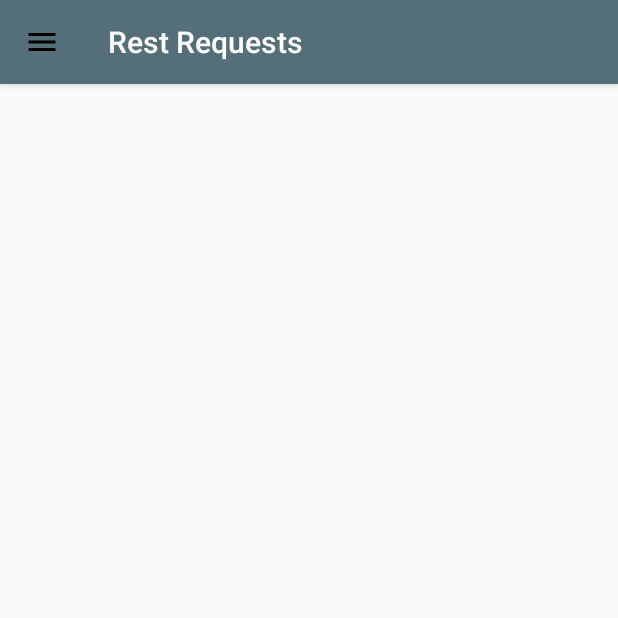
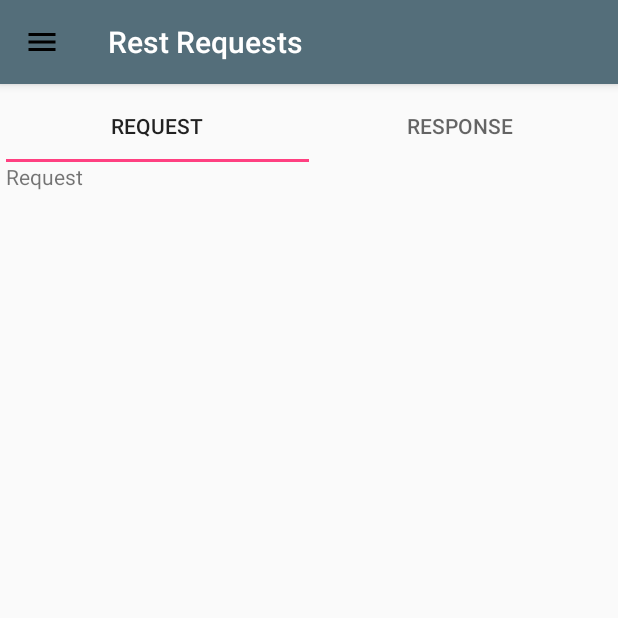
Before and after one commit to tarunsingh070/DjangoRestClient, an Android app: the screen it shows after launch (HomeActivity), on a phone screen of 412 x 824 dp, the top half of it. Run offline under Robolectric (Android 15) with nearby library versions, the phone set to English and light mode, and no system bars.

Commit message:
Add Rest calls screen.
1) Added RestCallsFragment, RequestFragment and ResponseFragment where RestCallsFragment is the parent of RequestFragment and ResponseFragment.

2) RequestFragment and ResponseFragment only have a dummy implementation at this point.

```diff
--- a/app/build.gradle
+++ b/app/build.gradle
@@ -23,6 +23,7 @@ dependencies {
     implementation 'com.android.support:appcompat-v7:26.1.0'
     implementation 'com.android.support:design:26.1.0'
     implementation 'com.android.support.constraint:constraint-layout:1.0.2'
+    implementation 'com.android.support:support-v4:26.1.0'
     testImplementation 'junit:junit:4.12'
     androidTestImplementation 'com.android.support.test:runner:1.0.1'
     androidTestImplementation 'com.android.support.test.espresso:espresso-core:3.0.1'
--- a/app/src/main/AndroidManifest.xml
+++ b/app/src/main/AndroidManifest.xml
@@ -9,7 +9,7 @@
         android:roundIcon="@mipmap/ic_launcher_round"
         android:supportsRtl="true"
         android:theme="@style/AppTheme">
-        <activity android:name=".HomeActivity">
+        <activity android:name=".activity.HomeActivity">
             <intent-filter>
                 <action android:name="android.intent.action.MAIN" />
 
--- a/app/src/main/java/tarun/djangorestclient/com/djangorestclient/HomeActivity.java
+++ b/app/src/main/java/tarun/djangorestclient/com/djangorestclient/activity/HomeActivity.java
@@ -1,18 +1,25 @@
-package tarun.djangorestclient.com.djangorestclient;
+package tarun.djangorestclient.com.djangorestclient.activity;
 
+import android.os.Bundle;
 import android.support.design.widget.NavigationView;
+import android.support.v4.app.Fragment;
+import android.support.v4.app.FragmentManager;
 import android.support.v4.view.GravityCompat;
 import android.support.v4.widget.DrawerLayout;
 import android.support.v7.app.ActionBar;
 import android.support.v7.app.AppCompatActivity;
-import android.os.Bundle;
 import android.view.MenuItem;
 import android.view.View;
+
+import tarun.djangorestclient.com.djangorestclient.R;
+import tarun.djangorestclient.com.djangorestclient.fragment.RestCallsFragment;
 
 /**
  * This is the home activity which would allow user to navigate to other screens through its navigation drawer.
  */
 public class HomeActivity extends AppCompatActivity {
+
+    private static final String TAG = HomeActivity.class.getSimpleName();
 
     private DrawerLayout mDrawerLayout;
     private NavigationView navigationView;
@@ -89,16 +96,41 @@ public class HomeActivity extends AppCompatActivity {
                         // close drawer when item is tapped
                         mDrawerLayout.closeDrawers();
 
-                        // Add code here to update the UI based on the item selected
-                        // For example, swap UI fragments here
+                        // Swap the fragments to update the UI based on the item selected.
+
+                        Fragment fragment = null;
+
+                        switch (menuItem.getItemId()) {
+                            case R.id.nav_rest_calls :
+                                fragment = RestCallsFragment.newInstance();
+                                break;
+                            case R.id.nav_settings :
+                                // Todo: Implement Settings fragment.
+//                                fragment = new SettingsFragment();
+                                break;
+                            case R.id.nav_about :
+                                // Todo: Implement About fragment.
+//                                fragment = new AboutFragment();
+                                break;
+                            case R.id.nav_rate_app :
+                                // Todo: Implement RateApp fragment.
+//                                fragment = new RateAppFragment();
+                                break;
+                            default :
+                                throw new IllegalArgumentException(TAG);
+                        }
+
+                        if (fragment != null) {
+                            FragmentManager fragmentManager = getSupportFragmentManager();
+                            fragmentManager.beginTransaction().replace(R.id.content_frame, fragment).commit();
+                        }
 
                         return true;
                     }
                 });
 
-        // Set the Rest Calls menu item as checked by default and set activity title accordingly.
-        navigationView.setCheckedItem(R.id.nav_rest_calls);
-        setTitle(navigationView.getMenu().findItem(R.id.nav_rest_calls).getTitle());
+        // Select the Rest Calls menu item in the navigation menu by default.
+        navigationView.getMenu().performIdentifierAction(R.id.nav_rest_calls, 0);
     }
 
     @Override
--- /dev/null
+++ b/app/src/main/java/tarun/djangorestclient/com/djangorestclient/adapter/RequestResponsePagerAdapter.java
@@ -0,0 +1,48 @@
+package tarun.djangorestclient.com.djangorestclient.adapter;
+
+import android.support.v4.app.Fragment;
+import android.support.v4.app.FragmentManager;
+import android.support.v4.app.FragmentPagerAdapter;
+
+import tarun.djangorestclient.com.djangorestclient.fragment.RequestFragment;
+import tarun.djangorestclient.com.djangorestclient.fragment.ResponseFragment;
+
+/**
+ * Adapter class for the viewpager displaying the Request and Response Fragments in adjacent tabs.
+ */
+
+public class RequestResponsePagerAdapter extends FragmentPagerAdapter {
+
+    private static final int NUM_TABS = 2;
+
+    private static final String TAG = RequestResponsePagerAdapter.class.getSimpleName();
+
+    public RequestResponsePagerAdapter(FragmentManager fm) {
+        super(fm);
+    }
+
+    @Override
+    public int getCount() {
+        return NUM_TABS;
+    }
+
+    @Override
+    public Fragment getItem(int position) {
+        if (position == 0) {
+            return RequestFragment.newInstance();
+        } else {
+            return ResponseFragment.newInstance();
+        }
+    }
+
+    // This determines the title for each tab.
+    @Override
+    public CharSequence getPageTitle(int position) {
+        // Generate title based on TAB position
+        if (position == 0) {
+            return RequestFragment.TITLE;
+        } else {
+            return ResponseFragment.TITLE;
+        }
+    }
+}
--- /dev/null
+++ b/app/src/main/java/tarun/djangorestclient/com/djangorestclient/fragment/RequestFragment.java
@@ -0,0 +1,47 @@
+package tarun.djangorestclient.com.djangorestclient.fragment;
+
+
+import android.os.Bundle;
+import android.support.v4.app.Fragment;
+import android.view.LayoutInflater;
+import android.view.View;
+import android.view.ViewGroup;
+
+import tarun.djangorestclient.com.djangorestclient.R;
+
+/**
+ * Dummy fragment for making the REST requests.
+ */
+// TODO: Implement functionality.
+public class RequestFragment extends Fragment {
+
+    public static final String TITLE = "Request";
+
+    private static final String TAG = RequestFragment.class.getSimpleName();
+
+    public RequestFragment() {
+        // Required empty public constructor
+    }
+
+    /**
+     * Use this factory method to create a new instance of
+     * this fragment.
+     * @return A new instance of fragment RequestFragment.
+     */
+    public static RequestFragment newInstance() {
+        return new RequestFragment();
+    }
+
+    @Override
+    public void onCreate(Bundle savedInstanceState) {
+        super.onCreate(savedInstanceState);
+    }
+
+    @Override
+    public View onCreateView(LayoutInflater inflater, ViewGroup container,
+                             Bundle savedInstanceState) {
+        // Inflate the layout for this fragment
+        return inflater.inflate(R.layout.fragment_request, container, false);
+    }
+
+}
--- /dev/null
+++ b/app/src/main/java/tarun/djangorestclient/com/djangorestclient/fragment/ResponseFragment.java
@@ -0,0 +1,47 @@
+package tarun.djangorestclient.com.djangorestclient.fragment;
+
+
+import android.os.Bundle;
+import android.support.v4.app.Fragment;
+import android.view.LayoutInflater;
+import android.view.View;
+import android.view.ViewGroup;
+
+import tarun.djangorestclient.com.djangorestclient.R;
+
+/**
+ * Dummy fragment for displaying the REST response.
+ */
+// TODO: Implement functionality.
+public class ResponseFragment extends Fragment {
+
+    public static final String TITLE = "Response";
+
+    private static final String TAG = ResponseFragment.class.getSimpleName();
+
+    public ResponseFragment() {
+        // Required empty public constructor
+    }
+
+    /**
+     * Use this factory method to create a new instance of
+     * this fragment.
+     * @return A new instance of fragment ResponseFragment.
+     */
+    public static ResponseFragment newInstance() {
+        return new ResponseFragment();
+    }
+
+    @Override
+    public void onCreate(Bundle savedInstanceState) {
+        super.onCreate(savedInstanceState);
+    }
+
+    @Override
+    public View onCreateView(LayoutInflater inflater, ViewGroup container,
+                             Bundle savedInstanceState) {
+        // Inflate the layout for this fragment
+        return inflater.inflate(R.layout.fragment_response, container, false);
+    }
+
+}
--- /dev/null
+++ b/app/src/main/java/tarun/djangorestclient/com/djangorestclient/fragment/RestCallsFragment.java
@@ -0,0 +1,60 @@
+package tarun.djangorestclient.com.djangorestclient.fragment;
+
+
+import android.os.Bundle;
+import android.support.design.widget.TabLayout;
+import android.support.v4.app.Fragment;
+import android.support.v4.view.ViewPager;
+import android.view.LayoutInflater;
+import android.view.View;
+import android.view.ViewGroup;
+
+import tarun.djangorestclient.com.djangorestclient.adapter.RequestResponsePagerAdapter;
+import tarun.djangorestclient.com.djangorestclient.R;
+
+/**
+ * This fragment shows the Request and Response screens in a tabular fashion for the user to make requests and view responses.
+ */
+public class RestCallsFragment extends Fragment {
+
+    private static final String TAG = RestCallsFragment.class.getSimpleName();
+
+    public RestCallsFragment() {
+        // Required empty public constructor
+    }
+
+    /**
+     * Use this factory method to create a new instance of
+     * this fragment.
+     * @return A new instance of fragment RestCallsFragment.
+     */
+    public static RestCallsFragment newInstance() {
+        return new RestCallsFragment();
+    }
+
+    @Override
+    public void onCreate(Bundle savedInstanceState) {
+        super.onCreate(savedInstanceState);
+    }
+
+    @Override
+    public View onCreateView(LayoutInflater inflater, ViewGroup container,
+                             Bundle savedInstanceState) {
+        // Inflate the layout for this fragment
+        View rootView = inflater.inflate(R.layout.fragment_rest_calls, container, false);
+
+        // Pass in the childFragmentManager instead of the fragmentManager because here we have a
+        // view pager based fragment showing nested fragments into it.
+        RequestResponsePagerAdapter requestResponsePagerAdapter = new RequestResponsePagerAdapter(getChildFragmentManager());
+
+        ViewPager restViewPager = rootView.findViewById(R.id.restViewPager);
+        restViewPager.setAdapter(requestResponsePagerAdapter);
+
+        // Give the TabLayout the ViewPager
+        TabLayout tabLayout = rootView.findViewById(R.id.layout_tabs);
+        tabLayout.setupWithViewPager(restViewPager);
+
+        return rootView;
+    }
+
+}
--- /dev/null
+++ b/app/src/main/res/layout/fragment_request.xml
@@ -0,0 +1,13 @@
+<LinearLayout xmlns:android="http://schemas.android.com/apk/res/android"
+    xmlns:tools="http://schemas.android.com/tools"
+    android:layout_width="match_parent"
+    android:layout_height="match_parent"
+    tools:context="tarun.djangorestclient.com.djangorestclient.fragment.RequestFragment">
+
+    <!-- TODO: Update blank fragment layout -->
+    <TextView
+        android:layout_width="match_parent"
+        android:layout_height="match_parent"
+        android:text="Request" />
+
+</LinearLayout>
--- /dev/null
+++ b/app/src/main/res/layout/fragment_response.xml
@@ -0,0 +1,14 @@
+<LinearLayout xmlns:android="http://schemas.android.com/apk/res/android"
+    xmlns:tools="http://schemas.android.com/tools"
+    android:layout_width="match_parent"
+    android:layout_height="match_parent"
+    android:orientation="horizontal"
+    tools:context="tarun.djangorestclient.com.djangorestclient.fragment.ResponseFragment">
+
+    <!-- TODO: Update blank fragment layout -->
+    <TextView
+        android:layout_width="match_parent"
+        android:layout_height="match_parent"
+        android:text="Response" />
+
+</LinearLayout>
--- /dev/null
+++ b/app/src/main/res/layout/fragment_rest_calls.xml
@@ -0,0 +1,21 @@
+<LinearLayout xmlns:android="http://schemas.android.com/apk/res/android"
+    xmlns:app="http://schemas.android.com/apk/res-auto"
+    android:orientation="vertical"
+    android:padding="4dip"
+    android:gravity="center_horizontal"
+    android:layout_width="match_parent"
+    android:layout_height="match_parent">
+
+    <android.support.design.widget.TabLayout
+        android:id="@+id/layout_tabs"
+        android:layout_width="match_parent"
+        android:layout_height="wrap_content"
+        app:tabMode="fixed" />
+
+    <android.support.v4.view.ViewPager
+        android:id="@+id/restViewPager"
+        android:layout_width="match_parent"
+        android:layout_height="match_parent"
+        android:layout_weight="1">
+    </android.support.v4.view.ViewPager>
+</LinearLayout>
--- a/app/src/main/res/values/strings.xml
+++ b/app/src/main/res/values/strings.xml
@@ -7,5 +7,8 @@
     <string name="about">About</string>
     <string name="rate_app">Rate App</string>
 
+    <!-- Miscellaneous strings -->
+    <string name="request">Request</string>
+
 
 </resources>
```
